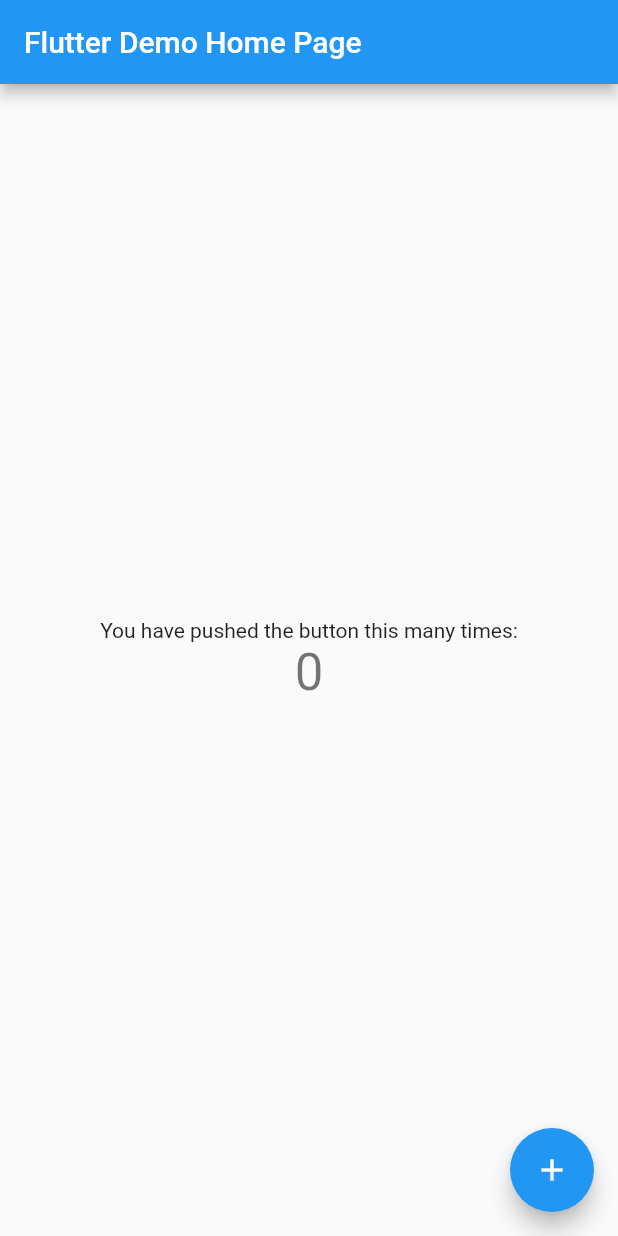
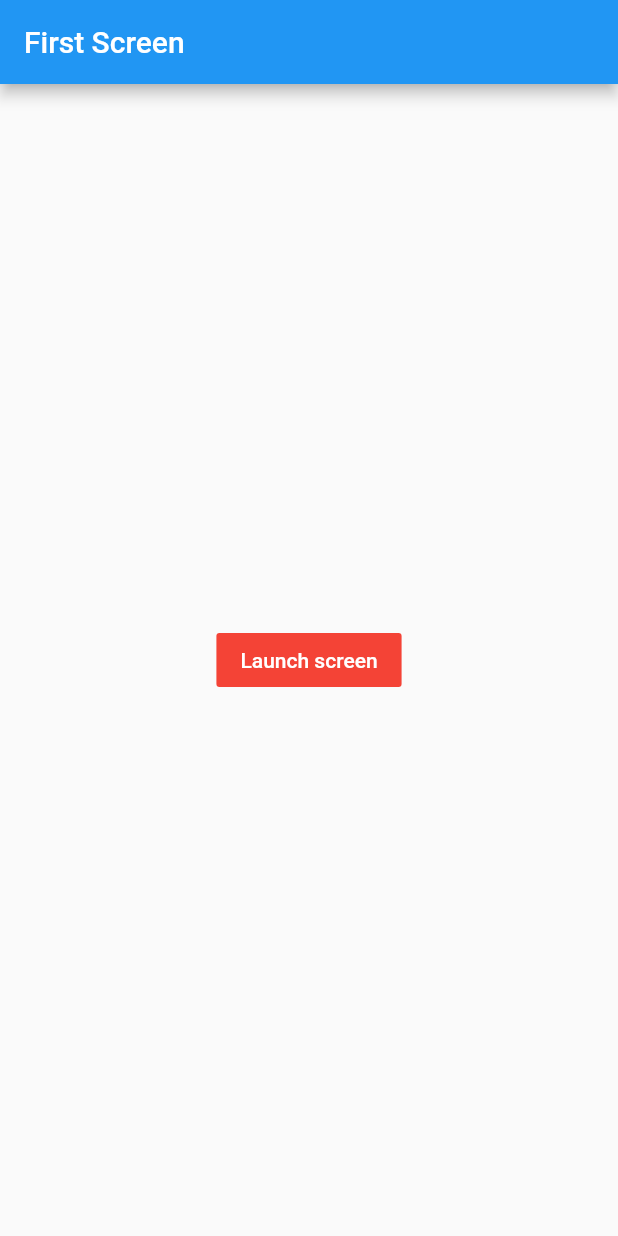
Before and after one commit to QuachDuyHung/flutter_lab_4_1, a Flutter app: the screen it shows after launch, on a phone screen of 412 x 824 dp. Run offline on Flutter 3.47's test engine with Material 2 defaults, Android fonts, the phone set to English and light mode, and no system bars.

Commit message:
first commit

```diff
--- a/lib/main.dart
+++ b/lib/main.dart
@@ -1,117 +1,59 @@
 import 'package:flutter/material.dart';
 
 void main() {
-  runApp(MyApp());
+  runApp(MaterialApp(
+    title: 'Named Routes Demo',
+    // Start the app with the "/" named route. In this case, the app starts
+    // on the FirstScreen widget.
+    initialRoute: '/',
+    routes: {
+      // When navigating to the "/" route, build the FirstScreen widget.
+      '/': (context) => FirstScreen(),
+      // When navigating to the "/second" route, build the SecondScreen widget.
+      '/second': (context) => SecondScreen(),
+    },
+  ));
 }
 
-class MyApp extends StatelessWidget {
-  // This widget is the root of your application.
+class FirstScreen extends StatelessWidget {
   @override
   Widget build(BuildContext context) {
-    return MaterialApp(
-      title: 'Flutter Demo',
-      theme: ThemeData(
-        // This is the theme of your application.
-        //
-        // Try running your application with "flutter run". You'll see the
-        // application has a blue toolbar. Then, without quitting the app, try
-        // changing the primarySwatch below to Colors.green and then invoke
-        // "hot reload" (press "r" in the console where you ran "flutter run",
-        // or simply save your changes to "hot reload" in a Flutter IDE).
-        // Notice that the counter didn't reset back to zero; the application
-        // is not restarted.
-        primarySwatch: Colors.blue,
-        // This makes the visual density adapt to the platform that you run
-        // the app on. For desktop platforms, the controls will be smaller and
-        // closer together (more dense) than on mobile platforms.
-        visualDensity: VisualDensity.adaptivePlatformDensity,
+    return Scaffold(
+      appBar: AppBar(
+        title: Text('First Screen'),
       ),
-      home: MyHomePage(title: 'Flutter Demo Home Page'),
+      body: Center(
+        child: FlatButton(
+            child: Text('Launch screen'),
+            onPressed: () {
+              // Navigate to the second screen using a named route.
+              Navigator.pushNamed(context, '/second');
+            },
+            textColor: Colors.white,
+            color: Colors.red),
+      ),
     );
   }
 }
 
-class MyHomePage extends StatefulWidget {
-  MyHomePage({Key key, this.title}) : super(key: key);
-
-  // This widget is the home page of your application. It is stateful, meaning
-  // that it has a State object (defined below) that contains fields that affect
-  // how it looks.
-
-  // This class is the configuration for the state. It holds the values (in this
-  // case the title) provided by the parent (in this case the App widget) and
-  // used by the build method of the State. Fields in a Widget subclass are
-  // always marked "final".
-
-  final String title;
-
-  @override
-  _MyHomePageState createState() => _MyHomePageState();
-}
-
-class _MyHomePageState extends State<MyHomePage> {
-  int _counter = 0;
-
-  void _incrementCounter() {
-    setState(() {
-      // This call to setState tells the Flutter framework that something has
-      // changed in this State, which causes it to rerun the build method below
-      // so that the display can reflect the updated values. If we changed
-      // _counter without calling setState(), then the build method would not be
-      // called again, and so nothing would appear to happen.
-      _counter++;
-    });
-  }
-
+class SecondScreen extends StatelessWidget {
   @override
   Widget build(BuildContext context) {
-    // This method is rerun every time setState is called, for instance as done
-    // by the _incrementCounter method above.
-    //
-    // The Flutter framework has been optimized to make rerunning build methods
-    // fast, so that you can just rebuild anything that needs updating rather
-    // than having to individually change instances of widgets.
     return Scaffold(
       appBar: AppBar(
-        // Here we take the value from the MyHomePage object that was created by
-        // the App.build method, and use it to set our appbar title.
-        title: Text(widget.title),
+        title: Text("Second Screen"),
       ),
       body: Center(
-        // Center is a layout widget. It takes a single child and positions it
-        // in the middle of the parent.
-        child: Column(
-          // Column is also a layout widget. It takes a list of children and
-          // arranges them vertically. By default, it sizes itself to fit its
-          // children horizontally, and tries to be as tall as its parent.
-          //
-          // Invoke "debug painting" (press "p" in the console, choose the
-          // "Toggle Debug Paint" action from the Flutter Inspector in Android
-          // Studio, or the "Toggle Debug Paint" command in Visual Studio Code)
-          // to see the wireframe for each widget.
-          //
-          // Column has various properties to control how it sizes itself and
-          // how it positions its children. Here we use mainAxisAlignment to
-          // center the children vertically; the main axis here is the vertical
-          // axis because Columns are vertical (the cross axis would be
-          // horizontal).
-          mainAxisAlignment: MainAxisAlignment.center,
-          children: <Widget>[
-            Text(
-              'You have pushed the button this many times:',
-            ),
-            Text(
-              '$_counter',
-              style: Theme.of(context).textTheme.headline4,
-            ),
-          ],
-        ),
+        child: FlatButton(
+            onPressed: () {
+              // Navigate back to the first screen by popping the current route
+              // off the stack.
+              Navigator.pop(context);
+            },
+            child: Text('Go back!'),
+            textColor: Colors.white,
+            color: Colors.red),
       ),
-      floatingActionButton: FloatingActionButton(
-        onPressed: _incrementCounter,
-        tooltip: 'Increment',
-        child: Icon(Icons.add),
-      ), // This trailing comma makes auto-formatting nicer for build methods.
     );
   }
 }
```
Also changed, not shown: lib/detail_view.dart (added), lib/first_view.dart (added), lib/second_view.dart (added), 1 other file.
